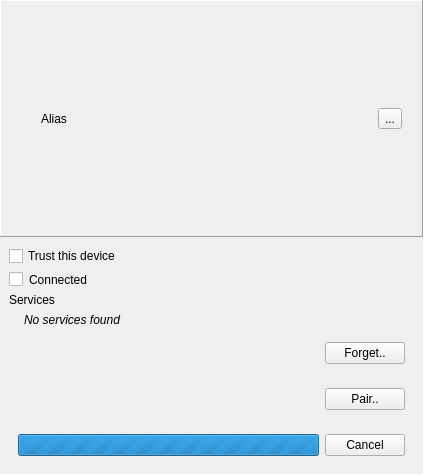
First picture: the form in device.ui, repository surlykke/partooth, before the edit.
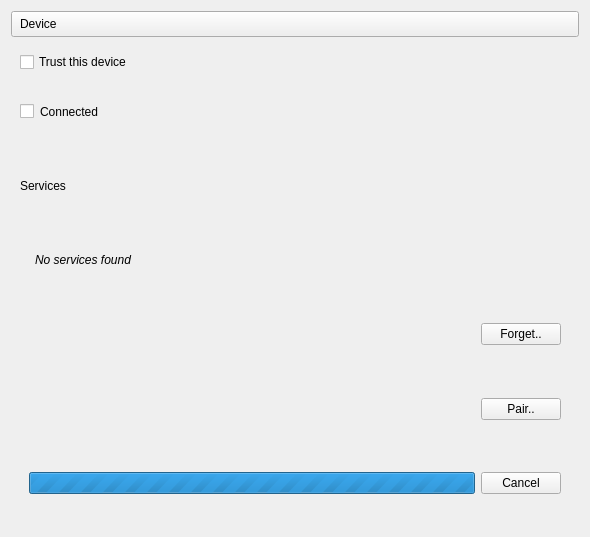
Second picture: the form after the edit. Icons and pictures are not drawn.

Diff of the .ui file:
```diff
--- a/device.ui
+++ b/device.ui
@@ -6,87 +6,28 @@
    <rect>
     <x>0</x>
     <y>0</y>
-    <width>423</width>
-    <height>474</height>
+    <width>590</width>
+    <height>537</height>
    </rect>
   </property>
   <property name="windowTitle">
    <string>devicedialog</string>
   </property>
   <layout class="QVBoxLayout" name="verticalLayout_2">
-   <property name="spacing">
-    <number>0</number>
-   </property>
-   <property name="leftMargin">
-    <number>0</number>
-   </property>
-   <property name="topMargin">
-    <number>0</number>
-   </property>
-   <property name="rightMargin">
-    <number>0</number>
-   </property>
-   <property name="bottomMargin">
-    <number>0</number>
-   </property>
    <item>
-    <widget class="QFrame" name="frame_4">
-     <property name="frameShape">
-      <enum>QFrame::Panel</enum>
+    <widget class="QPushButton" name="deviceButton">
+     <property name="styleSheet">
+      <string notr="true">padding-left: 8px;
+padding-top: 5px;
+padding-bottom: 5px;
+text-align: left;</string>
      </property>
-     <property name="frameShadow">
-      <enum>QFrame::Raised</enum>
+     <property name="text">
+      <string>Device</string>
      </property>
-     <layout class="QHBoxLayout" name="horizontalLayout">
-      <property name="spacing">
-       <number>0</number>
-      </property>
-      <property name="leftMargin">
-       <number>0</number>
-      </property>
-      <property name="topMargin">
-       <number>0</number>
-      </property>
-      <property name="rightMargin">
-       <number>20</number>
-      </property>
-      <property name="bottomMargin">
-       <number>0</number>
-      </property>
-      <item>
-       <widget class="QLabel" name="iconLabel">
-        <property name="sizePolicy">
-         <sizepolicy hsizetype="Fixed" vsizetype="Preferred">
-          <horstretch>0</horstretch>
-          <verstretch>0</verstretch>
-         </sizepolicy>
-        </property>
-        <property name="minimumSize">
-         <size>
-          <width>40</width>
-          <height>40</height>
-         </size>
-        </property>
-        <property name="text">
-         <string/>
-        </property>
-       </widget>
-      </item>
-      <item>
-       <widget class="QLabel" name="aliasLabel">
-        <property name="text">
-         <string>Alias</string>
-        </property>
-       </widget>
-      </item>
-      <item>
-       <widget class="QToolButton" name="deviceButton">
-        <property name="text">
-         <string>...</string>
-        </property>
-       </widget>
-      </item>
-     </layout>
+     <property name="icon">
+      <iconset theme="phone"/>
+     </property>
     </widget>
    </item>
    <item>
```
